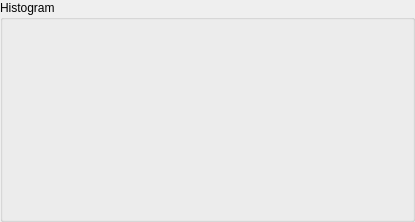
Old version of the form src/display/qt/windows/ControlPanel/Output/Histogram.ui in the repository mrehkopf/vcs.
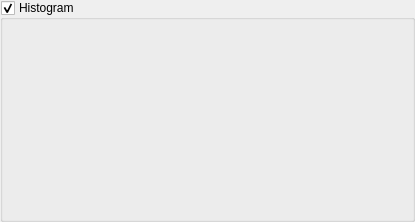
New version of the form. Custom widgets are drawn as their Qt base class.

Commit message: ui/histogram: Add toggle to turn the histogram off

What changed in the file:
```diff
--- a/src/display/qt/windows/ControlPanel/Output/Histogram.ui
+++ b/src/display/qt/windows/ControlPanel/Output/Histogram.ui
@@ -37,6 +37,9 @@
      <property name="title">
       <string>Histogram</string>
      </property>
+     <property name="checkable">
+      <bool>true</bool>
+     </property>
      <layout class="QVBoxLayout" name="verticalLayout_2">
       <item>
        <widget class="ColorHistogram" name="histogram" native="true">
```
The commit also changes 6 other files.
